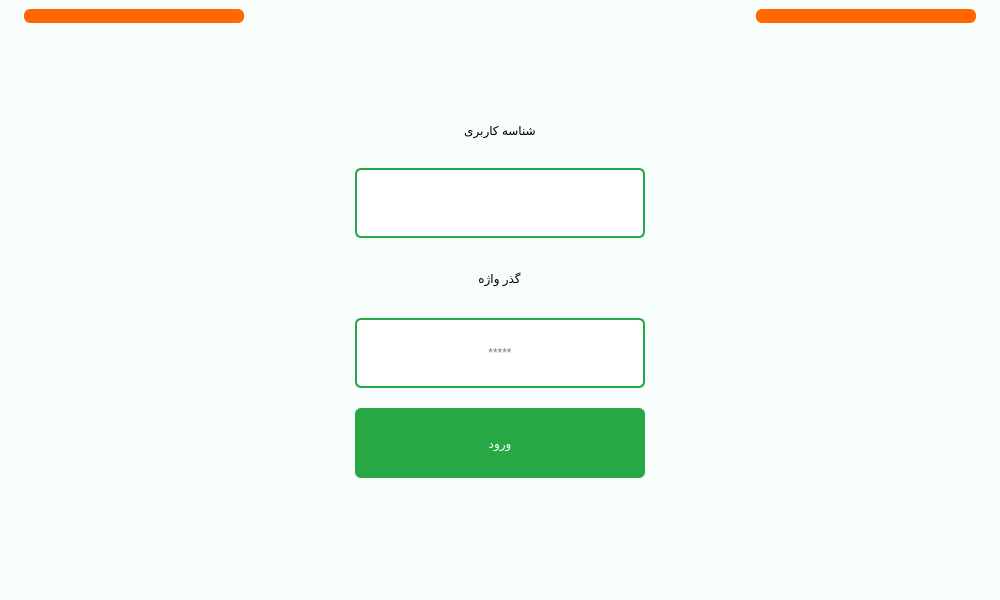
This is main.ui in Farazist/raspberrypi-app as Qt 5 draws it before an edit. The edited form follows.
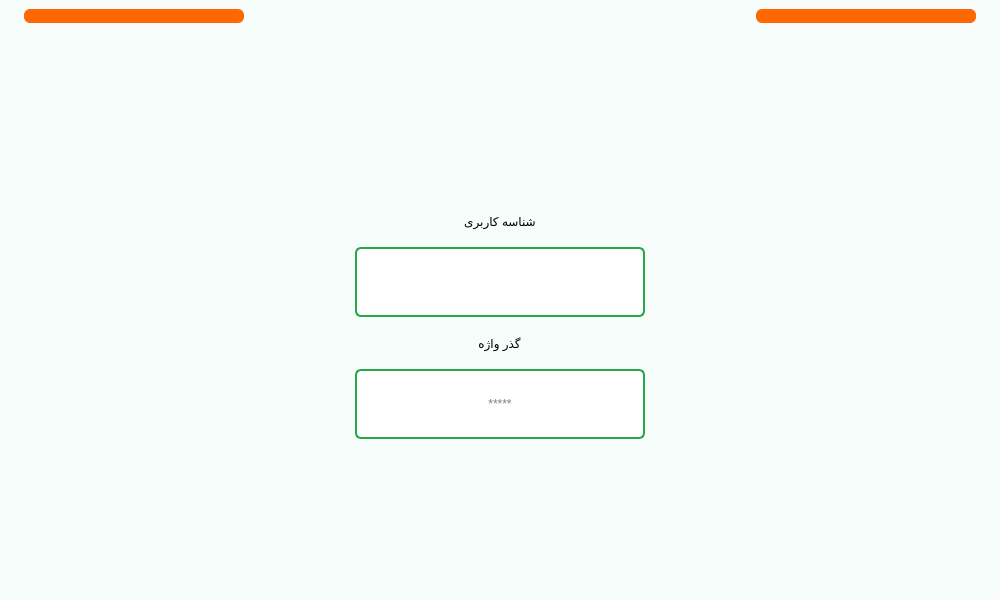
This is the edited form. The open tabs and pages were chosen to show the change. Icons and pictures are not drawn.

Commit message: btn login user gif

The edit to the form file:
```diff
--- a/main.ui
+++ b/main.ui
@@ -311,7 +311,9 @@
          <number>6</number>
         </property>
         <item>
-         <widget class="QLabel" name="label_10">
+         <layout class="QVBoxLayout" name="vLayoutSignInUser">
+          <item alignment="Qt::AlignHCenter">
+           <widget class="QLabel" name="label_7">
           <property name="maximumSize">
            <size>
             <width>16777215</width>
@@ -331,7 +333,7 @@
           <property name="maximumSize">
            <size>
             <width>290</width>
-            <height>36</height>
+              <height>40</height>
            </size>
           </property>
           <property name="styleSheet">
@@ -380,9 +382,6 @@
           <property name="inputMethodHints">
            <set>Qt::ImhDigitsOnly</set>
           </property>
-          <property name="text">
-           <string/>
-          </property>
           <property name="alignment">
            <set>Qt::AlignCenter</set>
           </property>
@@ -392,7 +391,7 @@
          <widget class="QLabel" name="lblUserPassword">
           <property name="maximumSize">
            <size>
-            <width>290</width>
+              <width>16777215</width>
             <height>40</height>
            </size>
           </property>
@@ -437,9 +436,6 @@
           <property name="inputMethodHints">
            <set>Qt::ImhDigitsOnly|Qt::ImhHiddenText|Qt::ImhNoAutoUppercase|Qt::ImhNoPredictiveText|Qt::ImhSensitiveData</set>
           </property>
-          <property name="text">
-           <string/>
-          </property>
           <property name="echoMode">
            <enum>QLineEdit::Password</enum>
           </property>
@@ -451,64 +447,7 @@
           </property>
          </widget>
         </item>
-        <item alignment="Qt::AlignHCenter">
-         <widget class="QPushButton" name="btnUserLogin">
-          <property name="sizePolicy">
-           <sizepolicy hsizetype="Minimum" vsizetype="Fixed">
-            <horstretch>0</horstretch>
-            <verstretch>0</verstretch>
-           </sizepolicy>
-          </property>
-          <property name="minimumSize">
-           <size>
-            <width>290</width>
-            <height>70</height>
-           </size>
-          </property>
-          <property name="maximumSize">
-           <size>
-            <width>290</width>
-            <height>70</height>
-           </size>
-          </property>
-          <property name="styleSheet">
-           <string notr="true">QPushButton {
-background-color: #28a745;
-color: rgb(255, 255, 255);
-font: 24pt &quot;IRANSans&quot;;
-padding: 3px; 
-border: none; 
-border-radius: 6px;
-outline-style: none;
-}
-QPushButton:pressed {
-background-color: #145222;
-border-style: inset;
-}</string>
-          </property>
-          <property name="text">
-           <string>ورود</string>
-          </property>
-         </widget>
-        </item>
-        <item alignment="Qt::AlignHCenter">
-         <widget class="QLabel" name="label_7">
-          <property name="maximumSize">
-           <size>
-            <width>16777215</width>
-            <height>40</height>
-           </size>
-          </property>
-          <property name="styleSheet">
-           <string notr="true">font: 18pt &quot;IRANSans&quot;;
-color: rgb(121, 121, 121);
-border: none; 
-</string>
-          </property>
-          <property name="text">
-           <string/>
-          </property>
-         </widget>
+         </layout>
         </item>
        </layout>
       </widget>
```
Left out of the diff: 27 changed lines with no effect on the pictures. Lines whose indentation alone changed are shown as unchanged. The commit also changes 2 other files.
